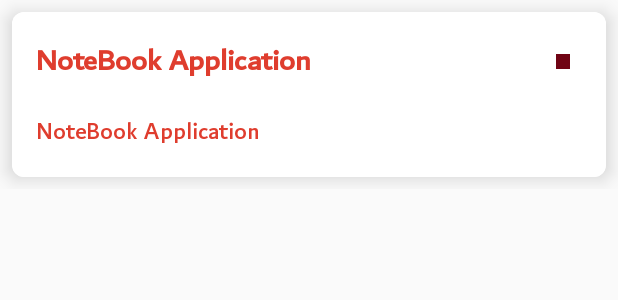
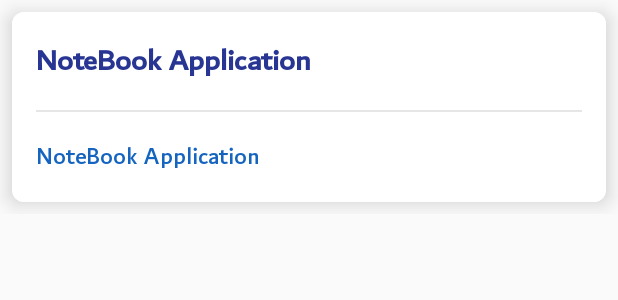
Before and after one commit to mralirezasoheili/notebook-application, an Android app: the layout note_item.xml on its own in the app's theme, with its tools: preview values and no code run, on a phone screen of 412 x 824 dp. Shown: the top 300 px of the screen. Run offline under Robolectric (Android 15) with nearby library versions, the light colour scheme and no system bars.

Commit message:
Update UI: Change colors and update styles

```diff
--- a/app/src/main/res/layout/fragment_new_note.xml
+++ b/app/src/main/res/layout/fragment_new_note.xml
@@ -32,6 +32,9 @@
                     android:background="@drawable/custom_input"
                     android:hint="@string/enter_title_here"
                     android:padding="15dp"
+                    android:textColor="@color/colorPrimaryDark"
+                    android:textSize="20sp"
+                    android:textStyle="bold"
                     app:layout_constraintEnd_toEndOf="parent"
                     app:layout_constraintStart_toStartOf="parent"
                     app:layout_constraintTop_toTopOf="parent" />
@@ -46,6 +49,8 @@
                     android:hint="@string/enter_description_here"
                     android:inputType="textMultiLine"
                     android:padding="15dp"
+                    android:textColor="@color/colorPrimary"
+                    android:textSize="20sp"
                     app:layout_constraintBottom_toBottomOf="parent"
                     app:layout_constraintEnd_toEndOf="parent"
                     app:layout_constraintHorizontal_bias="0.0"
--- a/app/src/main/res/layout/fragment_update_note.xml
+++ b/app/src/main/res/layout/fragment_update_note.xml
@@ -32,6 +32,8 @@
                     android:background="@drawable/custom_input"
                     android:hint="@string/enter_title_here"
                     android:padding="15dp"
+                    android:textSize="20sp"
+                    android:textStyle="bold"
                     app:layout_constraintEnd_toEndOf="parent"
                     app:layout_constraintStart_toStartOf="parent"
                     app:layout_constraintTop_toTopOf="parent" />
@@ -46,6 +48,7 @@
                     android:hint="@string/enter_description_here"
                     android:inputType="textMultiLine"
                     android:padding="15dp"
+                    android:textSize="20sp"
                     app:layout_constraintBottom_toBottomOf="parent"
                     app:layout_constraintEnd_toEndOf="parent"
                     app:layout_constraintHorizontal_bias="0.0"
--- a/app/src/main/res/layout/note_item.xml
+++ b/app/src/main/res/layout/note_item.xml
@@ -33,31 +33,39 @@
 
                     <TextView
                         android:id="@+id/tvNoteTitle"
-                        android:layout_width="match_parent"
+                        android:layout_width="0dp"
                         android:layout_height="wrap_content"
                         android:layout_weight="200"
+                        android:ellipsize="end"
                         android:maxLength="20"
+                        android:maxLines="1"
                         android:text="@string/app_name"
-                        android:textColor="@color/colorPrimary"
+                        android:textColor="@color/colorPrimaryDark"
                         android:textSize="20sp"
                         android:textStyle="bold" />
 
                     <View
                         android:id="@+id/ibColor"
-                        android:layout_width="10dp"
-                        android:layout_height="10dp"
-                        android:layout_gravity="center"
-                        android:layout_marginEnd="8dp"
-                        android:layout_weight="1"
-                        android:background="@color/colorPrimaryDark" />
+                        android:layout_width="15dp"
+                        android:layout_height="15dp"
+                        android:layout_gravity="center"/>
                 </LinearLayout>
+
+                <ViewAnimator
+                    android:layout_width="match_parent"
+                    android:layout_marginTop="15dp"
+                    android:layout_height="1dp"
+                    android:background="@color/lightGray" />
 
                 <TextView
                     android:id="@+id/tvNoteBody"
                     android:layout_width="match_parent"
                     android:layout_height="match_parent"
                     android:layout_marginTop="16dp"
+                    android:ellipsize="end"
                     android:maxHeight="170dp"
+                    android:maxLength="300"
+                    android:maxLines="3"
                     android:text="@string/app_name"
                     android:textColor="@color/colorPrimary"
                     android:textSize="16sp" />
--- a/app/src/main/res/values/colors.xml
+++ b/app/src/main/res/values/colors.xml
@@ -2,7 +2,8 @@
 <resources>
     <color name="black">#FF000000</color>
     <color name="white">#FFFFFFFF</color>
-    <color name="colorPrimary">#df3d2e</color>
-    <color name="colorPrimaryDark">#700414</color>
-    <color name="colorAccent">#ffd498</color>
+    <color name="colorPrimary">#1565C0</color>
+    <color name="colorPrimaryDark">#283593</color>
+    <color name="colorAccent">#2196F3</color>
+    <color name="lightGray">#E6E6E6</color>
 </resources>
```
